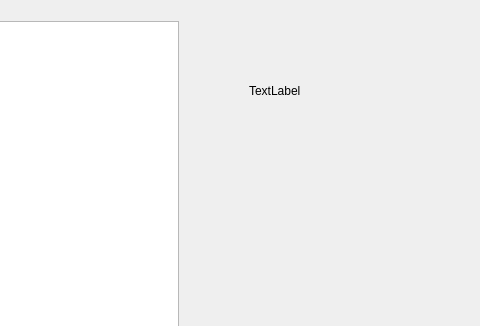
Vulth/ManaPool, file manapool.ui: the form before one commit; both pictures show x 201 to 681 and y 0 to 326 of the 681 by 547 pixel window.
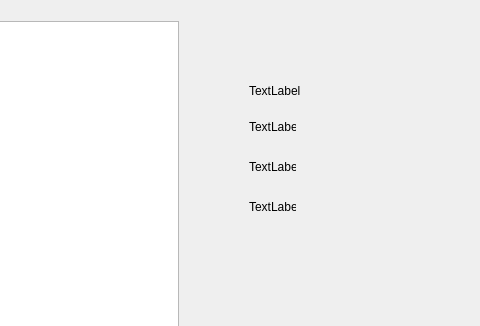
The form after the commit.

Commit message:
Fill the Entire Deck
The program now fills the entire decklist with the correct number of each card
Also separates the Set and Set Number of each card to make it easier to search for the card in the JSON library

The edit to the form file:
```diff
--- a/manapool.ui
+++ b/manapool.ui
@@ -26,6 +26,45 @@
     <string>TextLabel</string>
    </property>
   </widget>
+  <widget class="QLabel" name="label_2">
+   <property name="geometry">
+    <rect>
+     <x>450</x>
+     <y>120</y>
+     <width>47</width>
+     <height>13</height>
+    </rect>
+   </property>
+   <property name="text">
+    <string>TextLabel</string>
+   </property>
+  </widget>
+  <widget class="QLabel" name="label_3">
+   <property name="geometry">
+    <rect>
+     <x>450</x>
+     <y>160</y>
+     <width>47</width>
+     <height>13</height>
+    </rect>
+   </property>
+   <property name="text">
+    <string>TextLabel</string>
+   </property>
+  </widget>
+  <widget class="QLabel" name="label_4">
+   <property name="geometry">
+    <rect>
+     <x>450</x>
+     <y>200</y>
+     <width>47</width>
+     <height>13</height>
+    </rect>
+   </property>
+   <property name="text">
+    <string>TextLabel</string>
+   </property>
+  </widget>
   <widget class="QWidget" name="">
    <property name="geometry">
     <rect>
```
The commit also changes 1 other file.
